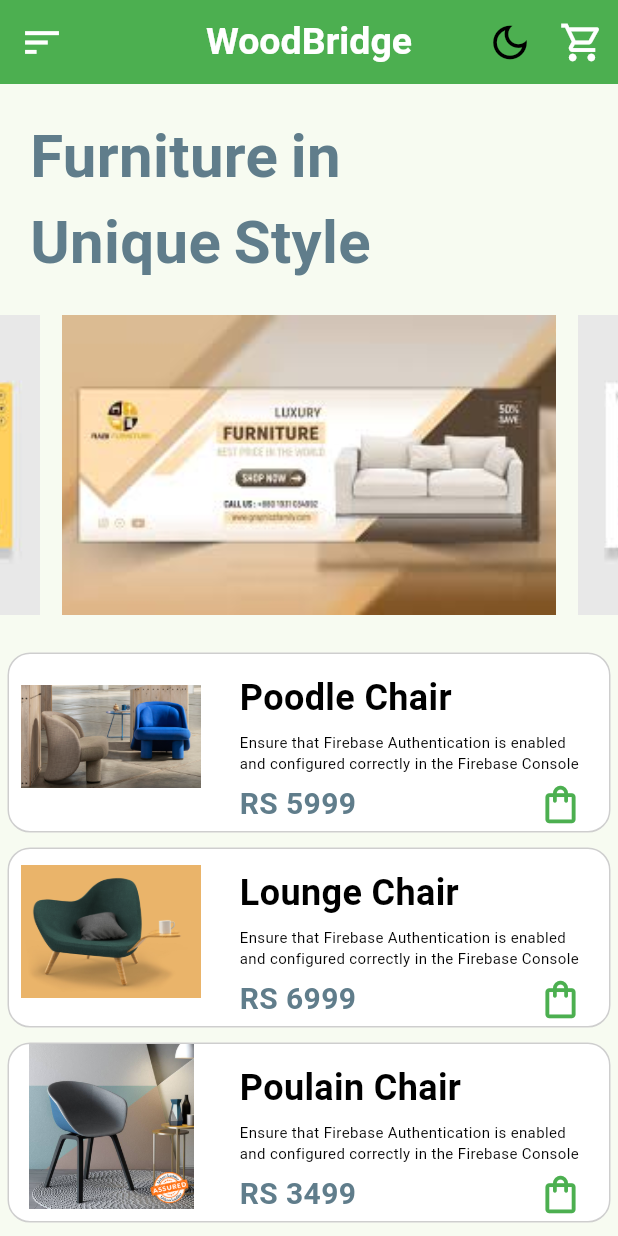
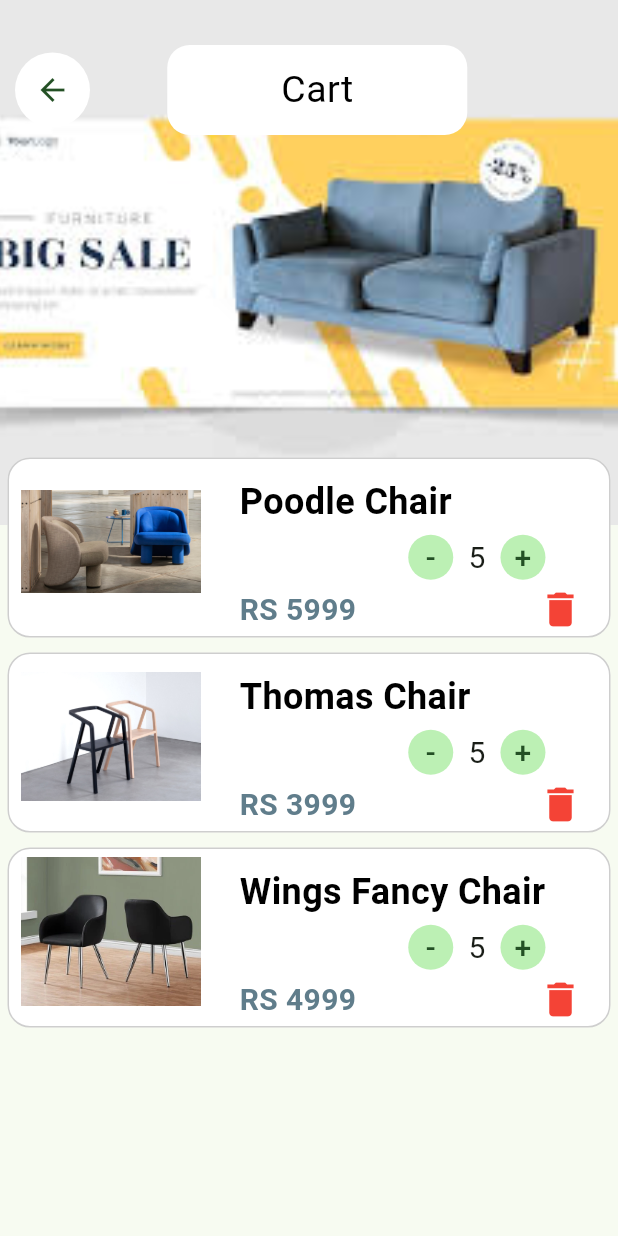
Before and after one commit to muhammadbuxb/interior_design_app_design, a Flutter app: the HomePage screen opened directly, after a tap on the "shopping cart" icon, on a phone screen of 412 x 824 dp. Run offline on Flutter 3.47's test engine with Material 3 defaults, Android fonts, the phone set to English and light mode, and no system bars; drawn by our look-alikes of carousel_slider; our stand-ins replace flutter_rating_stars.

Commit message:
Cart Page created

```diff
--- /dev/null
+++ b/lib/pages/cart_page.dart
@@ -0,0 +1,167 @@
+import 'package:flutter/material.dart';
+import 'package:interior_designer/resources/utiles.dart';
+
+import '../models/product_model.dart';
+
+class CartPage extends StatefulWidget {
+  const CartPage({super.key});
+
+  @override
+  State<CartPage> createState() => _CartPageState();
+}
+
+class _CartPageState extends State<CartPage> {
+  final List<ProductModel> Productlist = [
+    ProductModel(
+        title: 'Poodle Chair',
+        imageUrl: 'assets/poodle_chair.jpg',
+        price: 5999),
+
+    ProductModel(
+        title: 'Thomas Chair',
+        imageUrl: 'assets/thomas-chair.jpg',
+        price: 3999),
+    ProductModel(
+        title: 'Wings Fancy Chair',
+        imageUrl: 'assets/wings_fancy_chair.webp',
+        price: 4999),
+  ];
+
+  @override
+  Widget build(BuildContext context) {
+    return Scaffold(
+        body: Stack(children: [
+      Image.asset(
+        'assets/sale_4.jpeg',
+        width: MediaQuery.of(context).size.width,
+        height: 350,
+        fit: BoxFit.cover,
+      ),
+      ListView(children: [
+        SizedBox(
+          height: 300,
+        ),
+        ListView.builder(
+          itemCount: Productlist.length,
+          shrinkWrap: true,
+          physics: NeverScrollableScrollPhysics(),
+          itemBuilder: ((context, index) {
+            final product = Productlist[index];
+            return Container(
+              width: MediaQuery.of(context).size.width,
+              height: 120,
+              margin: EdgeInsets.all(5),
+              padding: EdgeInsets.symmetric(horizontal: 8),
+              decoration: BoxDecoration(
+                  border: Border.all(color: Colors.grey.withOpacity(0.5)),
+                  borderRadius: BorderRadius.circular(15),
+                  color: Colors.white),
+              child: Row(
+                children: [
+                  Column(children: [
+                    Image.asset(
+                      product.imageUrl,
+                      fit: BoxFit.contain,
+                      width: 120,
+                      height: 110,
+                    ),
+                  ]),
+                  SizedBox(
+                    width: MediaQuery.of(context).size.width / 16,
+                  ),
+                  SizedBox(
+                      width: MediaQuery.of(context).size.width / 1.8,
+                      child: Column(
+                        crossAxisAlignment: CrossAxisAlignment.start,
+                        mainAxisAlignment: MainAxisAlignment.spaceAround,
+                        children: [
+                          SizedBox(
+                            height: 4,
+                          ),
+                          Text(
+                            product.title,
+                            style: TextStyle(
+                                fontSize: 24,
+                                fontWeight: FontWeight.bold,
+                                color: Colors.black),
+                          ),
+                          Row(
+                            crossAxisAlignment: CrossAxisAlignment.end,
+                            mainAxisAlignment: MainAxisAlignment.end,
+                            children: [
+                              CircleAvatar(
+                                radius: 15,
+                                child: Center(
+                                  child: Text('-', style: TextStyle(fontSize: 20),),
+                                ),
+                              ),
+                              SizedBox(width: 10,),
+                             Text('5', style: TextStyle(fontSize: 20),),
+                               SizedBox(width: 10,),
+                              CircleAvatar(
+                                radius: 15,
+                                child: Center(
+
+                                  child: Text('+', style: TextStyle(fontSize: 20),),
+                                ),
+                              ),
+                               SizedBox(width: 25,),
+                            ],
+                          ),
+                          Row(
+                            mainAxisAlignment: MainAxisAlignment.spaceBetween,
+                            children: [
+                              Text('RS ${product.price}',
+                                  style: TextStyle(
+                                      fontSize: 20,
+                                      fontWeight: FontWeight.bold,
+                                      color: AppUtiles.secondaryColor)),
+                              Icon(
+                                Icons.delete,
+                                color: Colors.red,
+                                size: 30,
+                              )
+                            ],
+                          ),
+                        ],
+                      )),
+                ],
+              ),
+            );
+          }),
+        ),
+      ]),
+      Padding(
+        padding: EdgeInsets.fromLTRB(10, 30, 10, 10),
+        child: Row(
+          mainAxisAlignment: MainAxisAlignment.start,
+          children: [
+            CircleAvatar(
+              child: IconButton(
+                  onPressed: () {
+                    Navigator.pop(context);
+                  },
+                  icon: Icon(Icons.arrow_back)),
+              radius: 25,
+              backgroundColor: Colors.white,
+            ),
+            SizedBox(
+              width: MediaQuery.of(context).size.width / 8,
+            ),
+            Container(
+                width: 200,
+                height: 60,
+                decoration: BoxDecoration(
+                    color: Colors.white,
+                    borderRadius: BorderRadius.circular(15)),
+                child: Center(
+                    child: Text(
+                  'Cart',
+                  style: TextStyle(fontSize: 25, color: Colors.black),
+                ))),
+          ],
+        ),
+      ),
+    ]));
+  }
+}
--- a/lib/pages/home_page.dart
+++ b/lib/pages/home_page.dart
@@ -1,5 +1,6 @@
 import 'package:carousel_slider/carousel_slider.dart';
 import 'package:flutter/material.dart';
+import 'package:interior_designer/pages/cart_page.dart';
 import 'package:interior_designer/pages/details_page.dart';
 import 'package:interior_designer/resources/utiles.dart';
 
@@ -56,7 +57,9 @@ class _HomePageState extends State<HomePage> {
                 size: 30,
               )),
           IconButton(
-              onPressed: () {},
+              onPressed: () {
+                Navigator.push(context, MaterialPageRoute(builder: (context)=> CartPage() ));
+              },
               icon: Icon(
                 Icons.shopping_cart_outlined,
                 size: 30,
--- a/pubspec.yaml
+++ b/pubspec.yaml
@@ -36,6 +36,7 @@ dependencies:
   # Use with the CupertinoIcons class for iOS style icons.
   cupertino_icons: ^1.0.2
   carousel_slider: ^4.2.1
+  flutter_rating_stars: ^1.1.0
 
 dev_dependencies:
   flutter_test:
```
Also changed, not shown: lib/pages/details_page.dart (+74 -7 lines), pubspec.lock.
